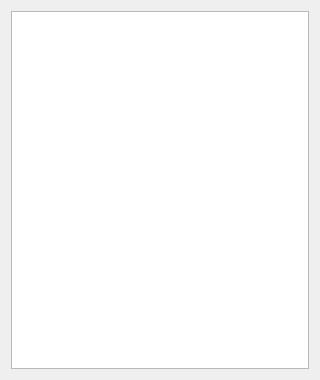
Old version of the form src/logdialog.ui in the repository shadowsocks/shadowsocks-qt5.
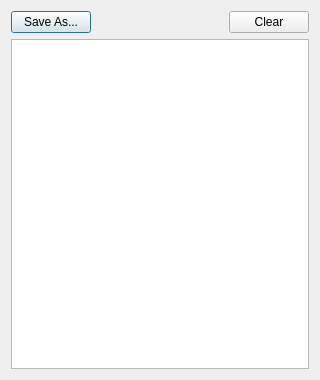
New version of the form.

Commit message: add two buttons in LogDialog and refine LogDialog as a friend class of Connection

```diff
--- a/src/logdialog.ui
+++ b/src/logdialog.ui
@@ -14,6 +14,40 @@
    <string>Log Viewer</string>
   </property>
   <layout class="QVBoxLayout" name="verticalLayout">
+   <item>
+    <layout class="QHBoxLayout" name="horizontalLayout">
+     <item>
+      <widget class="QPushButton" name="saveAsButton">
+       <property name="toolTip">
+        <string>Save log as a plain text file</string>
+       </property>
+       <property name="text">
+        <string>Save As...</string>
+       </property>
+      </widget>
+     </item>
+     <item>
+      <spacer name="horizontalSpacer">
+       <property name="orientation">
+        <enum>Qt::Horizontal</enum>
+       </property>
+       <property name="sizeHint" stdset="0">
+        <size>
+         <width>40</width>
+         <height>20</height>
+        </size>
+       </property>
+      </spacer>
+     </item>
+     <item>
+      <widget class="QPushButton" name="clearButton">
+       <property name="text">
+        <string>Clear</string>
+       </property>
+      </widget>
+     </item>
+    </layout>
+   </item>
    <item>
     <widget class="QTextBrowser" name="logBrowser">
      <property name="minimumSize">
```
Left out of the diff: 5 changed lines with no effect on the pictures. The commit also changes 4 other files.
